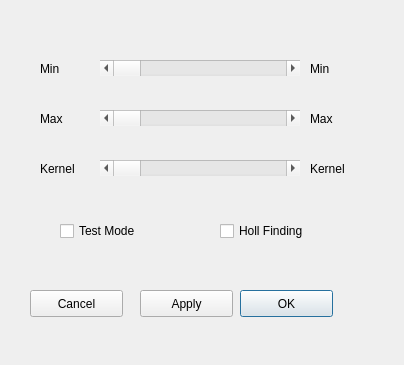
Before: the Qt Designer form dialog.ui in nasserGanjali/baslerCamera-findHole-openCV, drawn with Qt 5.
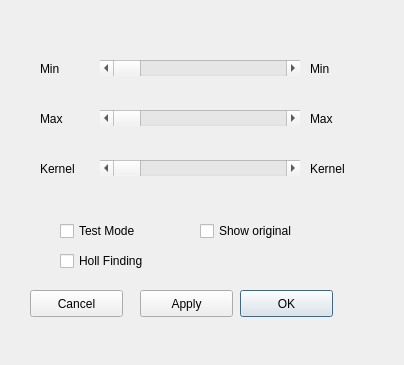
After: the same form once the commit is applied.

Commit message: add showOriginalImage option

```diff
--- a/dialog.ui
+++ b/dialog.ui
@@ -197,8 +197,8 @@
   <widget class="QCheckBox" name="rbnHoll">
    <property name="geometry">
     <rect>
-     <x>220</x>
-     <y>220</y>
+     <x>60</x>
+     <y>250</y>
      <width>111</width>
      <height>22</height>
     </rect>
@@ -207,6 +207,19 @@
     <string>Holl Finding</string>
    </property>
   </widget>
+  <widget class="QCheckBox" name="cbxShowOriginalImage">
+   <property name="geometry">
+    <rect>
+     <x>200</x>
+     <y>220</y>
+     <width>111</width>
+     <height>22</height>
+    </rect>
+   </property>
+   <property name="text">
+    <string>Show original</string>
+   </property>
+  </widget>
  </widget>
  <resources/>
  <connections/>
```
The commit also changes 3 other files.
